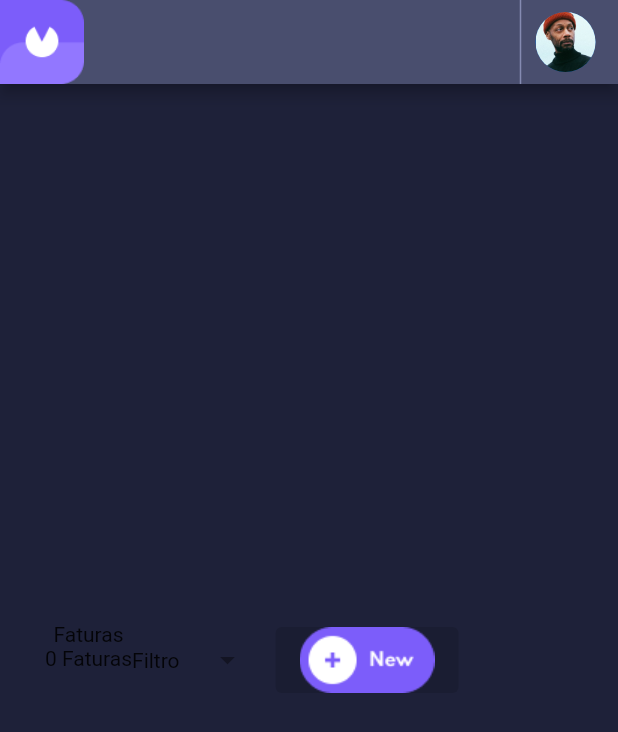
After one commit to GlendaEsteves/invoices-app, a Flutter app: the InvoicesScreen screen opened directly, on a phone screen of 412 x 824 dp. The commit adds this screen. Shown: the top 732 px of the screen. Run offline on Flutter 3.47's test engine with Material 2 defaults, Android fonts, the phone set to English and light mode, and no system bars; our stand-ins replace google_fonts; network calls fail.

Commit message:
Cadastro e tela de Invoices

```diff
--- /dev/null
+++ b/lib/screens/invoices-screen.dart
@@ -0,0 +1,78 @@
+import 'package:flutter/material.dart';
+
+class InvoicesScreen extends StatefulWidget {
+  const InvoicesScreen({Key? key}) : super(key: key);
+
+  @override
+  State<InvoicesScreen> createState() => _InvoicesScreenState();
+}
+
+class _InvoicesScreenState extends State<InvoicesScreen> {
+  @override
+  Widget build(BuildContext context) {
+    return Scaffold(
+        appBar: AppBar(
+          backgroundColor: Color.fromRGBO(73, 78, 110, 100),
+          leading: Image.asset("assets/Slogan.png"),
+          actions: [
+            const VerticalDivider(
+              width: 20,
+              thickness: 1,
+              indent: 0,
+              endIndent: 0,
+              color: Color.fromRGBO(133, 139, 178, 100),
+            ),
+            Padding(
+                padding: const EdgeInsets.only(right: 15),
+                child: GestureDetector(
+                    onTap: null,
+                    child: const SizedBox(
+                        width: 40,
+                        height: 40,
+                        child: CircleAvatar(
+                            backgroundImage: AssetImage("assets/Oval.png")))))
+          ],
+        ),
+        body: Center(
+          child: SingleChildScrollView(
+            child: Column(
+              mainAxisAlignment: MainAxisAlignment.center,
+              children: <Widget>[
+                Padding(
+                  padding: const EdgeInsets.all(30),
+                  child: Column(
+                    children: <Widget>[
+                      LayoutBuilder(builder: (context, constraints) {
+                        return Container(
+                          height: 50,
+                          width: 400,
+                          child: Row(
+                            children: [
+                              Container(
+                                child: Column(
+                                  children: [
+                                    Text('Faturas'),
+                                    Text('0 Faturas')
+                                  ],
+                                ),
+                              ),
+                              Text('Filtro'),
+                              TextButton(
+                                  onPressed: null,
+                                  child: Icon(Icons.arrow_drop_down)),
+                              ElevatedButton(
+                                  onPressed: null,
+                                  child: Image.asset("assets/NewButton.png"))
+                            ],
+                          ),
+                        );
+                      })
+                    ],
+                  ),
+                )
+              ],
+            ),
+          ),
+        ));
+  }
+}
```
Also changed, not shown: lib/main.dart (+42 -10 lines), lib/models/user.dart (added, +21 -0 lines), lib/screens/signup-screen.dart (+49 -13 lines), assets/NewButton.png (added).
